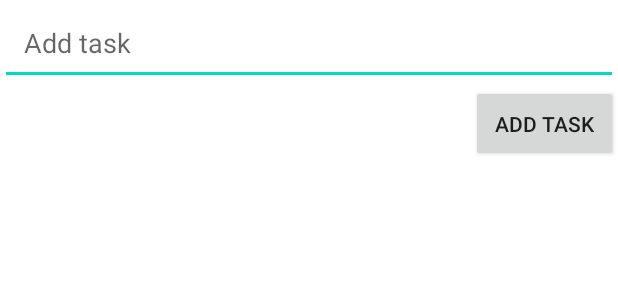
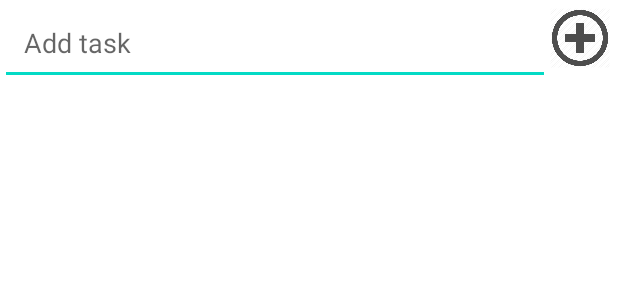
Before and after one commit to TimurIsroilov123/TodoList, an Android app: the layout add_new_dialog.xml on its own in the app's theme, with its tools: preview values and no code run, on a phone screen of 412 x 824 dp. Shown: the top 300 px of the screen. Run offline under Robolectric (Android 15) with nearby library versions, the phone set to English and light mode, and no system bars.

Commit message:
Button modified

```diff
--- a/app/src/main/java/com/example/todolist/AddDialog.kt
+++ b/app/src/main/java/com/example/todolist/AddDialog.kt
@@ -29,7 +29,7 @@ class AddDialog : BottomSheetDialogFragment() {
 
         val binding = AddNewDialogBinding.bind(view)
 
-        binding.btAddTask.setOnClickListener {
+        binding.ivAddTask.setOnClickListener {
             val task = binding.etTask.text.toString()
             val action = AddDialogDirections.actionAddDialogToFirstFragment(task)
             findNavController().navigate(action)
--- a/app/src/main/res/layout/add_new_dialog.xml
+++ b/app/src/main/res/layout/add_new_dialog.xml
@@ -1,5 +1,5 @@
 <?xml version="1.0" encoding="utf-8"?>
-<LinearLayout
+<RelativeLayout
     xmlns:android="http://schemas.android.com/apk/res/android"
     android:layout_width="match_parent"
     android:layout_height="wrap_content"
@@ -12,15 +12,18 @@
         android:hint="Add task"
         android:textSize="18sp"
         android:padding="16dp"
+        android:layout_marginEnd="45dp"
         />
 
-    <androidx.appcompat.widget.AppCompatButton
-        android:id="@+id/bt_add_task"
-        android:layout_width="wrap_content"
-        android:layout_height="wrap_content"
+    <ImageView
+        android:id="@+id/iv_add_task"
+        android:layout_width="40dp"
+        android:layout_height="40dp"
         android:layout_gravity="end"
-        android:text="add task"
-        android:padding="16dp"
+        android:layout_margin="5dp"
+        android:src="@drawable/add_img2"
+        android:layout_alignParentEnd="true"
+        android:layout_alignParentTop="true"
         />
 
-</LinearLayout>
+</RelativeLayout>
--- a/app/src/main/res/layout/fragment_first.xml
+++ b/app/src/main/res/layout/fragment_first.xml
@@ -5,13 +5,16 @@
     xmlns:tools="http://schemas.android.com/tools"
     android:layout_width="match_parent"
     android:layout_height="match_parent"
-    tools:context=".FirstFragment">
+    tools:context=".FirstFragment"
+    android:background="@color/grey"
+    >
 
     <androidx.recyclerview.widget.RecyclerView
         android:id="@+id/rv_todo_list"
         android:layout_width="match_parent"
         android:layout_height="match_parent"
-        tools:listitem="@layout/item_todo"/>
+        tools:listitem="@layout/item_todo"
+        />
 
 
     <com.google.android.material.floatingactionbutton.FloatingActionButton
@@ -22,6 +25,7 @@
         android:src="@android:drawable/ic_input_add"
         app:layout_constraintEnd_toEndOf="parent"
         app:layout_constraintBottom_toBottomOf="parent"
-        android:layout_margin="15dp"/>
+        android:layout_margin="15dp"
+        />
 
 </androidx.constraintlayout.widget.ConstraintLayout>
--- a/app/src/main/res/values/colors.xml
+++ b/app/src/main/res/values/colors.xml
@@ -7,4 +7,5 @@
     <color name="teal_700">#FF018786</color>
     <color name="black">#FF000000</color>
     <color name="white">#FFFFFFFF</color>
+    <color name="grey">#858585</color>
 </resources>
```
Also changed, not shown: app/src/main/res/drawable-v24/add_img.webp (added), app/src/main/res/drawable-v24/add_img2.png (added).
